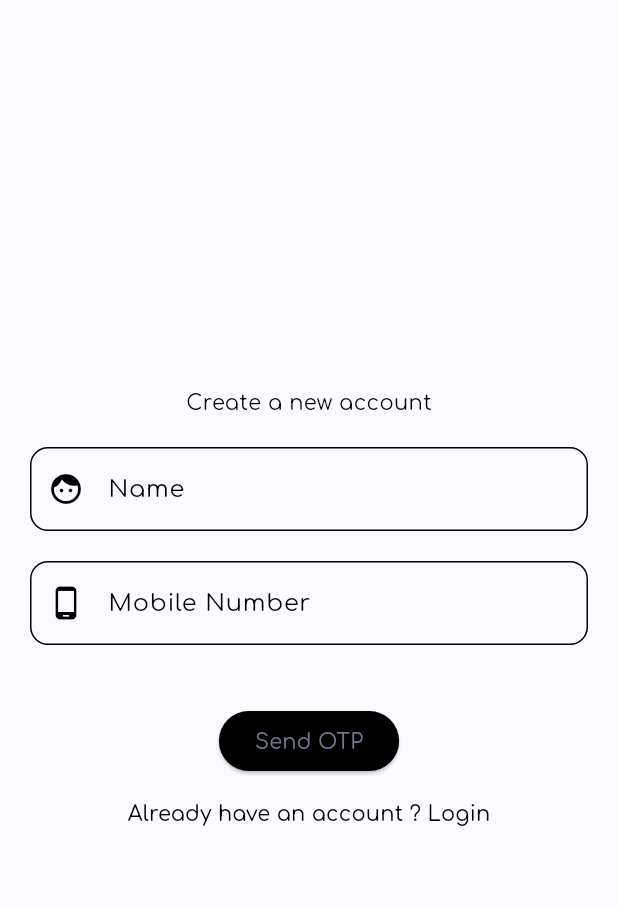
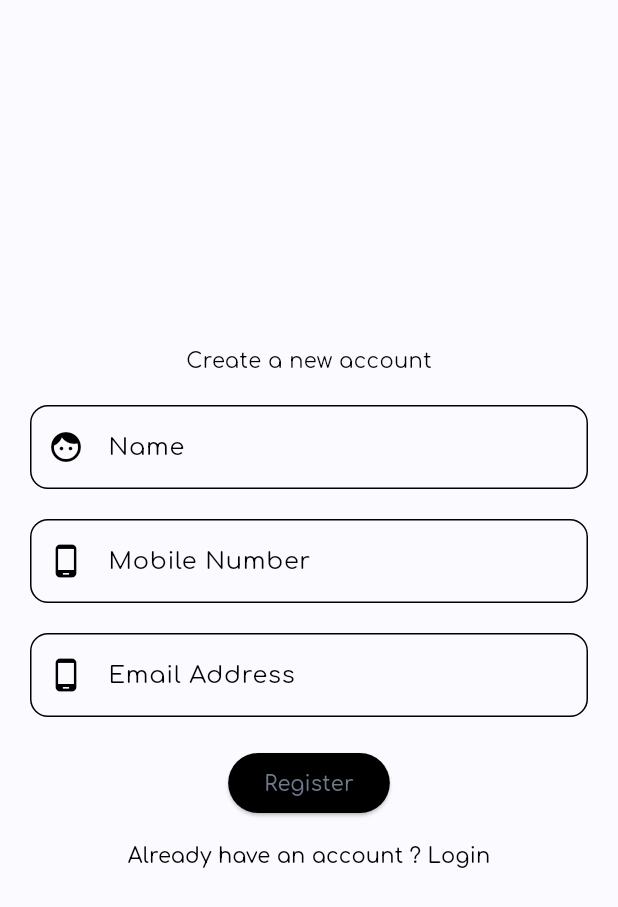
Before and after one commit to mrcodefrost/kriminal_fashion_client, a Flutter app: the screen it shows after launch, after a tap on "Register new account", on a phone screen of 412 x 824 dp. Shown: the top 907 px of the screen. Run offline on Flutter 3.47's test engine with Material 3 defaults, Android fonts, the light colour scheme and no system bars; our stand-ins replace cloud_firestore, dropdown_button2, firebase_auth, firebase_core, get, get_storage and 3 more; missing offline and left inert: otp_text_field_v2; accounts and stored records are empty; generated files the repository leaves out were written again.

Commit message:
worked on email auth, needs rewrite in auth

```diff
--- a/lib/features/common/data/model/client_user_model.dart
+++ b/lib/features/common/data/model/client_user_model.dart
@@ -13,10 +13,14 @@ class ClientUser {
   @JsonKey(name: "number")
   int? number;
 
+  @JsonKey(name: "email")
+  String? email;
+
   ClientUser({
     this.id,
     this.name,
     this.number,
+    this.email,
   });
 
   factory ClientUser.fromJson(Map<String, dynamic> json) =>
--- a/lib/features/common/presentation/controller/auth_controller.dart
+++ b/lib/features/common/presentation/controller/auth_controller.dart
@@ -22,6 +22,8 @@ class AuthController extends GetxController {
   TextEditingController registerNameController = TextEditingController();
   TextEditingController registerNumberController = TextEditingController();
   TextEditingController loginNumberController = TextEditingController();
+  TextEditingController registerEmailController = TextEditingController();
+  TextEditingController loginEmailController = TextEditingController();
 
   // OTP related
   OtpFieldControllerV2 otpController = OtpFieldControllerV2();
@@ -54,6 +56,7 @@ class AuthController extends GetxController {
   void clearAllControllers() {
     registerNumberController.clear();
     registerNameController.clear();
+    registerEmailController.clear();
     otpController.clear();
   }
 
@@ -64,6 +67,7 @@ class AuthController extends GetxController {
         id: doc.id,
         name: registerNameController.text,
         number: int.parse(registerNumberController.text),
+        email: registerEmailController.text,
       );
       final clientUserJson = clientUser.toJson();
       doc.set(clientUserJson);
@@ -155,6 +159,34 @@ class AuthController extends GetxController {
     }
   }
 
+  Future<void> loginWithEmail() async {
+    try {
+      String email = loginEmailController.text;
+      if (email.isNotEmpty) {
+        var querySnapshot = await userCollection
+            .where('email', isEqualTo: loginEmailController.text)
+            .limit(1)
+            .get();
+        if (querySnapshot.docs.isNotEmpty) {
+          var userDoc = querySnapshot.docs.first;
+          var userData = userDoc.data() as Map<String, dynamic>;
+          box.write('loginUser', userData);
+          // prefs.setString('loginUser', jsonEncode(userData));
+          loginEmailController.clear();
+          Get.off(HomeScreen());
+          Get.snackbar('Success', 'Login Successful', colorText: Colors.green);
+        } else {
+          Get.snackbar('Error', 'User not found, please register',
+              colorText: Colors.red);
+        }
+      }
+    } catch (e) {
+      debugPrint(e.toString());
+    } finally {
+      update();
+    }
+  }
+
   void signOut() async {
     try {
       await firebaseAuth.signOut();
--- a/lib/features/common/presentation/view/screens/login_screen.dart
+++ b/lib/features/common/presentation/view/screens/login_screen.dart
@@ -29,16 +29,28 @@ class LoginScreen extends StatelessWidget {
               const SizedBox(
                 height: 20,
               ),
+              // TextField(
+              //   controller: authController.loginNumberController,
+              //   keyboardType: TextInputType.phone,
+              //   decoration: InputDecoration(
+              //     border: OutlineInputBorder(
+              //       borderRadius: BorderRadius.circular(12),
+              //     ),
+              //     prefixIcon: const Icon(Icons.phone_android),
+              //     labelText: 'Mobile Number',
+              //     hintText: 'Enter your mobile number',
+              //   ),
+              // ),
               TextField(
-                controller: authController.loginNumberController,
-                keyboardType: TextInputType.phone,
+                controller: authController.loginEmailController,
+                keyboardType: TextInputType.emailAddress,
                 decoration: InputDecoration(
                   border: OutlineInputBorder(
                     borderRadius: BorderRadius.circular(12),
                   ),
                   prefixIcon: const Icon(Icons.phone_android),
-                  labelText: 'Mobile Number',
-                  hintText: 'Enter your mobile number',
+                  labelText: 'Email Address',
+                  hintText: 'Enter your email address',
                 ),
               ),
               const SizedBox(
@@ -46,7 +58,8 @@ class LoginScreen extends StatelessWidget {
               ),
               ElevatedButton(
                   onPressed: () {
-                    authController.loginWithPhone(); // logins without password
+                    // authController.loginWithPhone(); // logins without password
+                    authController.loginWithEmail();
                   },
                   style: ElevatedButton.styleFrom(
                       foregroundColor: context.theme.colorScheme.inversePrimary,
--- a/lib/features/common/presentation/view/screens/register_screen.dart
+++ b/lib/features/common/presentation/view/screens/register_screen.dart
@@ -1,9 +1,7 @@
 import 'package:flutter/material.dart';
 import 'package:get/get.dart';
 import 'package:kriminal_fashion_client/features/common/presentation/controller/auth_controller.dart';
-import 'package:kriminal_fashion_client/features/common/presentation/view/screens/home_screen.dart';
 import 'package:kriminal_fashion_client/features/common/presentation/view/screens/login_screen.dart';
-import 'package:kriminal_fashion_client/features/common/presentation/view/widgets/otp_text_field.dart';
 import 'package:kriminal_fashion_client/utils/validations.dart';
 
 class RegisterScreen extends StatelessWidget {
@@ -58,40 +56,66 @@ class RegisterScreen extends StatelessWidget {
                 ],
               ),
               const SizedBox(height: 20),
-              OtpTextField(
-                otpController: authController.otpController,
-                visible: authController.otpFieldShown.value,
-                // visible: true,
-                onComplete: (code) async {
-                  // this returns true or false depending on verification
-                  authController.otpVerified = await authController
-                      .verifyOtp(code ?? '0000'); // this verifies otp
-
-                  if (authController.otpVerified) {
-                    authController.addUser();
-                    Get.to(HomeScreen());
-                  } else {
-                    Get.snackbar('Error', 'Incorrect OTP');
-                  }
-                },
+              TextFormField(
+                controller: authController.registerEmailController,
+                keyboardType: TextInputType.emailAddress,
+                decoration: InputDecoration(
+                  border: OutlineInputBorder(
+                    borderRadius: BorderRadius.circular(12),
+                  ),
+                  prefixIcon: const Icon(Icons.phone_android),
+                  labelText: 'Email Address',
+                  hintText: 'Email Address',
+                ),
+                inputFormatters: [
+                  Validations.trimSpaces(),
+                  Validations.emptyValidator(),
+                ],
               ),
               const SizedBox(height: 20),
+              // OtpTextField(
+              //   otpController: authController.otpController,
+              //   visible: authController.otpFieldShown.value,
+              //   // visible: true,
+              //   onComplete: (code) async {
+              //     // this returns true or false depending on verification
+              //     authController.otpVerified = await authController
+              //         .verifyOtp(code ?? '0000'); // this verifies otp
+              //
+              //     if (authController.otpVerified) {
+              //       authController.addUser();
+              //       Get.to(HomeScreen());
+              //     } else {
+              //       Get.snackbar('Error', 'Incorrect OTP');
+              //     }
+              //   },
+              // ),
+              // const SizedBox(height: 20),
+              // ElevatedButton(
+              //     onPressed: () {
+              //       if (authController.otpFieldShown.value) {
+              //         // authController.addUser();
+              //       } else {
+              //         authController.otpAuthentication(); // this sends the otp
+              //         authController.otpFieldShown = true.obs;
+              //       }
+              //     },
+              //     style: ElevatedButton.styleFrom(
+              //       foregroundColor: context.theme.colorScheme.inversePrimary,
+              //       backgroundColor: context.theme.colorScheme.primary,
+              //     ),
+              //     child: Text(authController.otpFieldShown.value
+              //         ? 'Register'
+              //         : 'Send OTP')),
               ElevatedButton(
                   onPressed: () {
-                    if (authController.otpFieldShown.value) {
-                      // authController.addUser();
-                    } else {
-                      authController.otpAuthentication(); // this sends the otp
-                      authController.otpFieldShown = true.obs;
-                    }
+                    authController.addUser();
                   },
                   style: ElevatedButton.styleFrom(
                     foregroundColor: context.theme.colorScheme.inversePrimary,
                     backgroundColor: context.theme.colorScheme.primary,
                   ),
-                  child: Text(authController.otpFieldShown.value
-                      ? 'Register'
-                      : 'Send OTP')),
+                  child: const Text('Register')),
               TextButton(
                   onPressed: () {
                     Get.to(LoginScreen(onTap: onTap));
```
